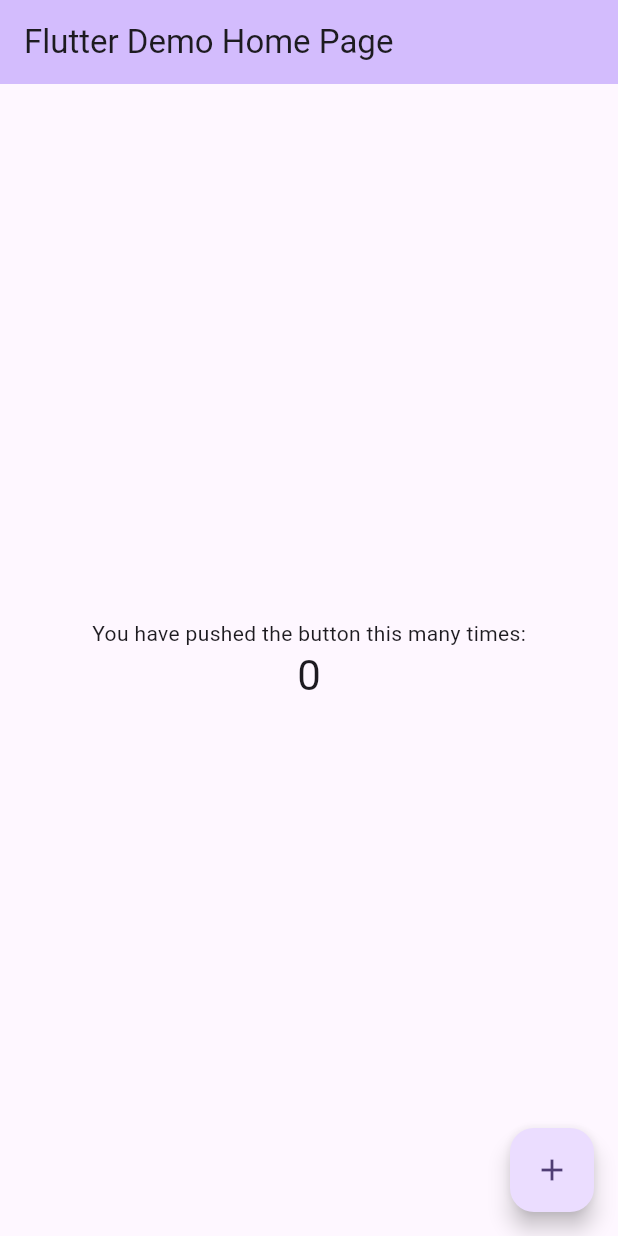
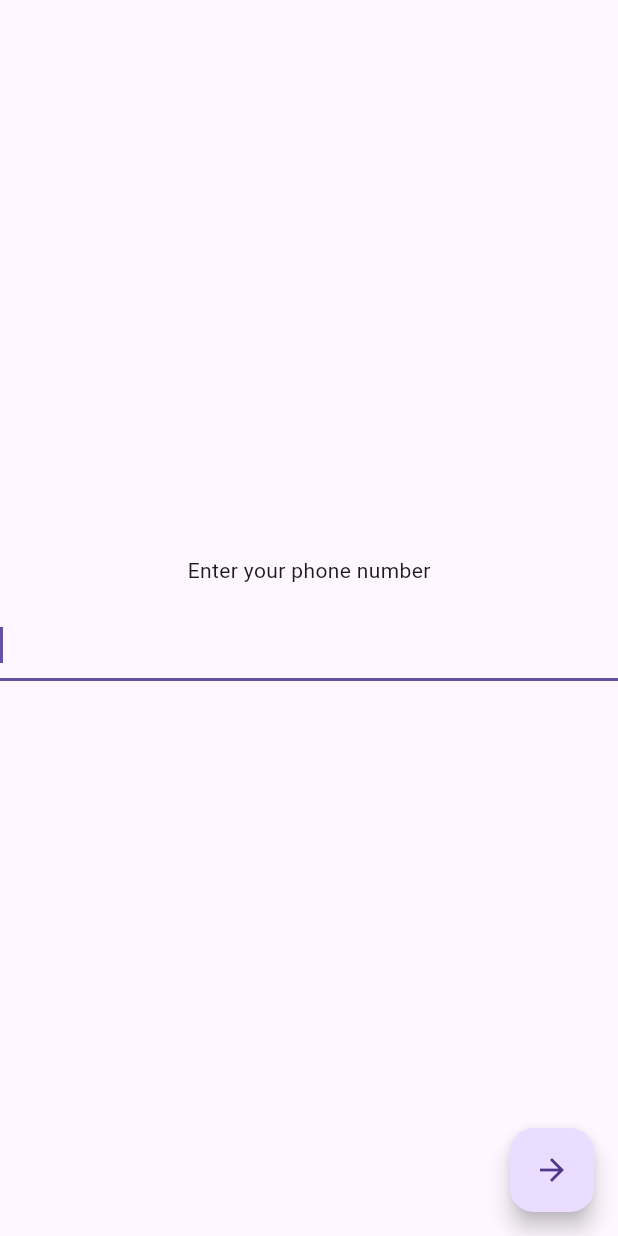
Before and after one commit to nekoritsme/telegram_selfmade_flutter_client, a Flutter app: the screen it shows after launch, on a phone screen of 412 x 824 dp. Run offline on Flutter 3.47's test engine with Material 3 defaults, Android fonts, the phone set to English and light mode, and no system bars; our stand-ins replace flutter_riverpod, talker, talker_flutter; missing offline and left inert: tdlib.

Commit message:
Architecture & providers & pages & main changes
clean architecture folder structure & core providers: talker, tdtlib & core service: tdlib init & created simple-pages for auth & main runApp in a ProviderScope and a runTalkerZoneGuarded

```diff
--- /dev/null
+++ b/lib/core/providers/talker_provider.dart
@@ -0,0 +1,7 @@
+import 'package:flutter_riverpod/flutter_riverpod.dart';
+import 'package:talker_flutter/talker_flutter.dart';
+
+final talkerProvider = Provider<Talker>((ref) {
+  final talker = Talker();
+  return talker;
+});
--- /dev/null
+++ b/lib/core/providers/tdlib_providers.dart
@@ -0,0 +1,12 @@
+import 'package:flutter_riverpod/flutter_riverpod.dart';
+import 'package:tdlib/td_client.dart';
+
+final tdClientProvider = Provider<Client>((ref) {
+  final client = Client.create();
+
+  ref.onDispose(() {
+    client.destroy();
+  });
+
+  return client;
+});
--- /dev/null
+++ b/lib/features/auth/domain/repositories/auth_repository.dart
@@ -0,0 +1,4 @@
+abstract interface class AuthRepository {
+  Future<void> sendPhoneNumber(String phoneNumber);
+  Future<void> sendAuthCode(String code);
+}
--- /dev/null
+++ b/lib/features/auth/presentation/pages/auth_phone.dart
@@ -0,0 +1,37 @@
+import 'package:flutter/material.dart';
+
+class AuthPhoneScreen extends StatefulWidget {
+  const AuthPhoneScreen({super.key});
+
+  @override
+  State<AuthPhoneScreen> createState() => _AuthScreenState();
+}
+
+class _AuthScreenState extends State<AuthPhoneScreen> {
+  final TextEditingController _phoneController = TextEditingController();
+
+  @override
+  Widget build(BuildContext context) {
+    return Scaffold(
+      floatingActionButton: FloatingActionButton(
+        onPressed: () {},
+        child: const Icon(Icons.arrow_forward),
+      ),
+      body: Center(
+        child: Column(
+          mainAxisAlignment: MainAxisAlignment.center,
+          crossAxisAlignment: CrossAxisAlignment.center,
+          children: [
+            const Text("Enter your phone number"),
+            const SizedBox(height: 16),
+            TextField(
+              controller: _phoneController,
+              keyboardType: TextInputType.phone,
+              autofocus: true,
+            ),
+          ],
+        ),
+      ),
+    );
+  }
+}
--- a/lib/main.dart
+++ b/lib/main.dart
@@ -1,64 +1,54 @@
 import 'package:flutter/material.dart';
+import 'package:flutter_riverpod/flutter_riverpod.dart';
+import 'package:talker_flutter/talker_flutter.dart';
+import 'package:telegram_selfmade_flutter_client/core/services/tdlib_service.dart';
+import 'package:telegram_selfmade_flutter_client/features/auth/presentation/pages/auth_phone.dart';
 
-void main() {
-  runApp(const MyApp());
+import 'core/providers/talker_provider.dart';
+import 'core/providers/tdlib_providers.dart';
+
+void main() async {
+  final talker = TalkerFlutter.init(settings: TalkerSettings());
+
+  runTalkerZonedGuarded(
+    talker,
+    () => runApp(ProviderScope(child: const TelegramClient())),
+    (error, stackTrace) {
+      talker.error('Uncaught error', error, stackTrace);
+    },
+  );
 }
 
-class MyApp extends StatelessWidget {
-  const MyApp({super.key});
+class TelegramClient extends ConsumerStatefulWidget {
+  const TelegramClient({super.key});
 
   @override
-  Widget build(BuildContext context) {
-    return MaterialApp(
-      title: 'Flutter Demo',
-      theme: ThemeData(colorScheme: .fromSeed(seedColor: Colors.deepPurple)),
-      home: const MyHomePage(title: 'Flutter Demo Home Page'),
-    );
-  }
+  ConsumerState<TelegramClient> createState() => _TelegramClientState();
 }
 
-class MyHomePage extends StatefulWidget {
-  const MyHomePage({super.key, required this.title});
-
-  final String title;
+class _TelegramClientState extends ConsumerState<TelegramClient> {
+  bool _isInitialized = false;
 
   @override
-  State<MyHomePage> createState() => _MyHomePageState();
-}
+  void initState() {
+    super.initState();
 
-class _MyHomePageState extends State<MyHomePage> {
-  int _counter = 0;
+    final tdClient = ref.read(tdClientProvider);
+    final _talker = ref.read(talkerProvider);
 
-  void _incrementCounter() {
-    setState(() {
-      _counter++;
+    TdlibService(tdClient, _talker).initialize().then((_) {
+      setState(() {
+        _isInitialized = true;
+      });
     });
   }
 
   @override
   Widget build(BuildContext context) {
-    return Scaffold(
-      appBar: AppBar(
-        backgroundColor: Theme.of(context).colorScheme.inversePrimary,
-        title: Text(widget.title),
-      ),
-      body: Center(
-        child: Column(
-          mainAxisAlignment: .center,
-          children: [
-            const Text('You have pushed the button this many times:'),
-            Text(
-              '$_counter',
-              style: Theme.of(context).textTheme.headlineMedium,
-            ),
-          ],
-        ),
-      ),
-      floatingActionButton: FloatingActionButton(
-        onPressed: _incrementCounter,
-        tooltip: 'Increment',
-        child: const Icon(Icons.add),
-      ),
+    return MaterialApp(
+      home: _isInitialized
+          ? const AuthPhoneScreen()
+          : const CircularProgressIndicator(),
     );
   }
 }
```
Also changed, not shown: lib/core/services/tdlib_service.dart (added, +55 -0 lines), lib/features/auth/presentation/pages/auth_code.dart (added, +10 -0 lines), pubspec.yaml (+8 -6 lines), lib/playground/telegram_api_getting.dart (added), 6 other files.
